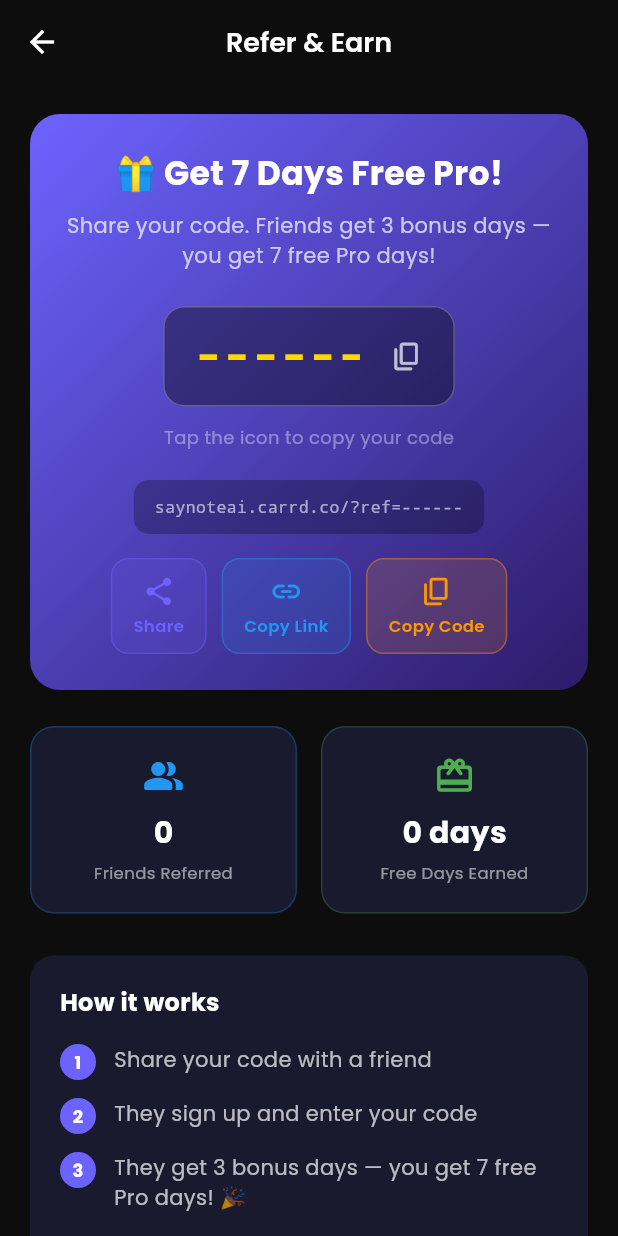
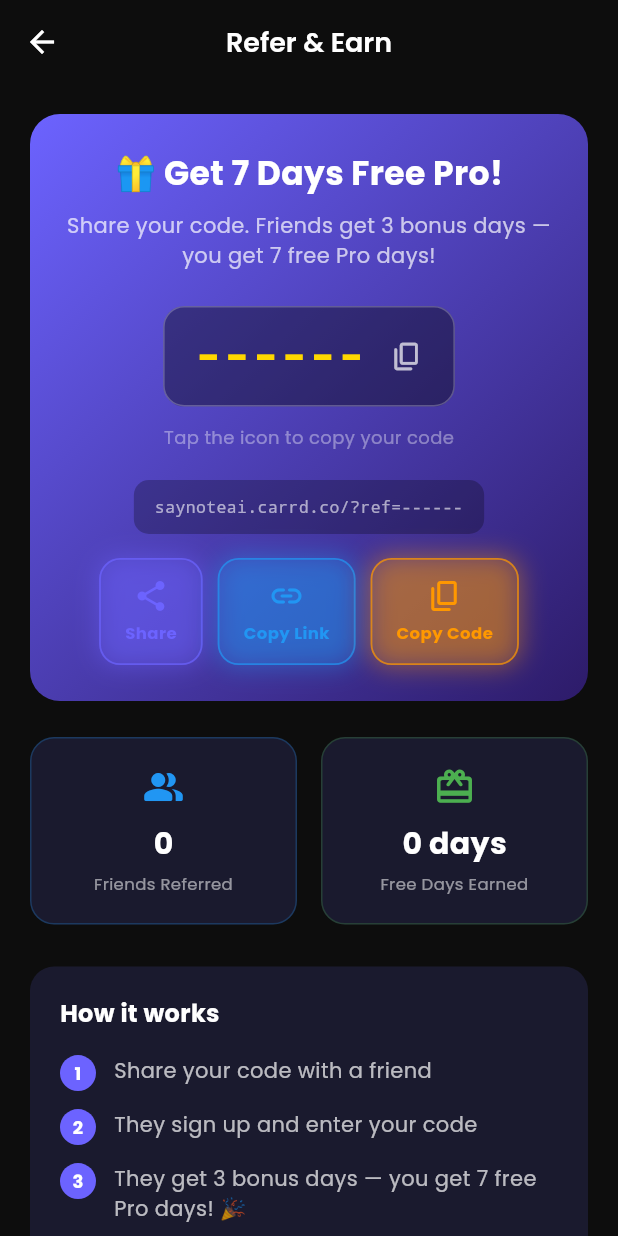
Before and after one commit to mudassiralladatkhan/SayAi, a Flutter app: the ReferralScreen screen opened directly, on a phone screen of 412 x 824 dp. Run offline on Flutter 3.47's test engine with Material 3 defaults, Android fonts, the phone set to English and light mode, and no system bars; our stand-ins replace cloud_firestore, firebase_auth, firebase_core, flutter_dotenv, flutter_local_notifications, flutter_tts and 6 more; missing offline and left inert: android_alarm_manager_plus, razorpay_flutter; accounts and stored records are empty.

Commit message:
UI: add glowing box shadow to Share, Copy Link, Copy Code buttons

```diff
--- a/lib/screens/referral_screen.dart
+++ b/lib/screens/referral_screen.dart
@@ -447,18 +447,31 @@ class _ReferralScreenState extends State<ReferralScreen> {
     return GestureDetector(
       onTap: onTap,
       child: Container(
-        padding: const EdgeInsets.symmetric(horizontal: 14, vertical: 10),
+        padding: const EdgeInsets.symmetric(horizontal: 16, vertical: 12),
         decoration: BoxDecoration(
           color: color.withOpacity(0.15),
-          borderRadius: BorderRadius.circular(12),
-          border: Border.all(color: color.withOpacity(0.4)),
+          borderRadius: BorderRadius.circular(14),
+          border: Border.all(color: color.withOpacity(0.7), width: 1.2),
+          boxShadow: [
+            BoxShadow(
+              color: color.withOpacity(0.45),
+              blurRadius: 14,
+              spreadRadius: 1,
+            ),
+          ],
         ),
         child: Column(
           mainAxisSize: MainAxisSize.min,
           children: [
-            Icon(icon, color: color, size: 22),
-            const SizedBox(height: 4),
-            Text(label, style: TextStyle(color: color, fontSize: 11, fontWeight: FontWeight.w600)),
+            Icon(icon, color: color, size: 24),
+            const SizedBox(height: 5),
+            Text(label,
+                style: TextStyle(
+                  color: color,
+                  fontSize: 11,
+                  fontWeight: FontWeight.w700,
+                  letterSpacing: 0.3,
+                )),
           ],
         ),
       ),
```
